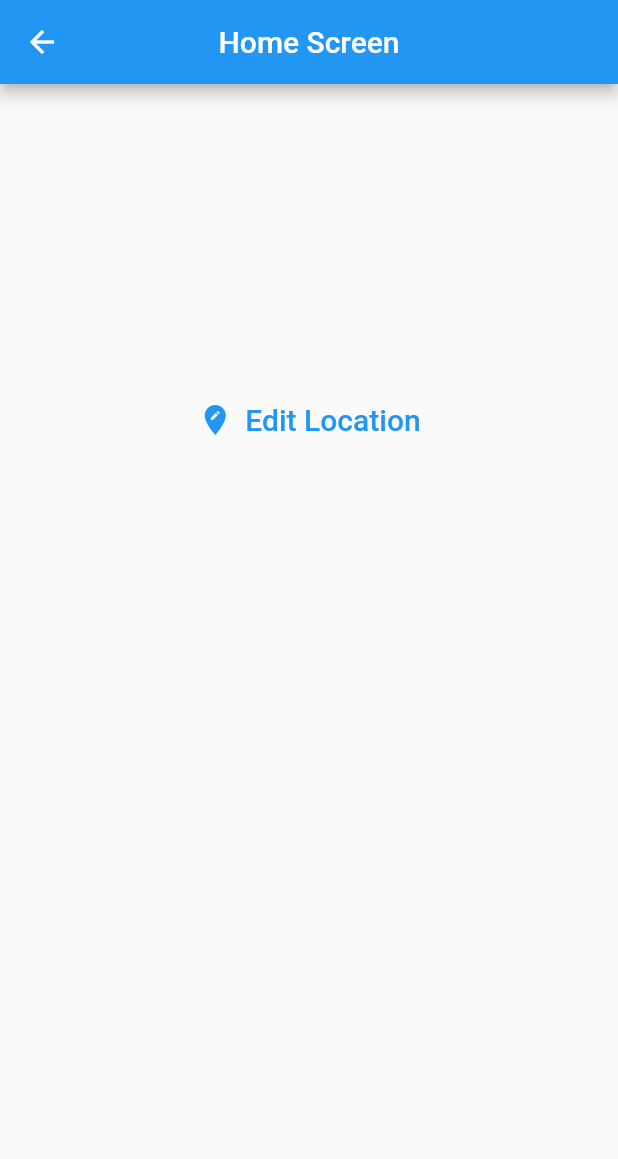
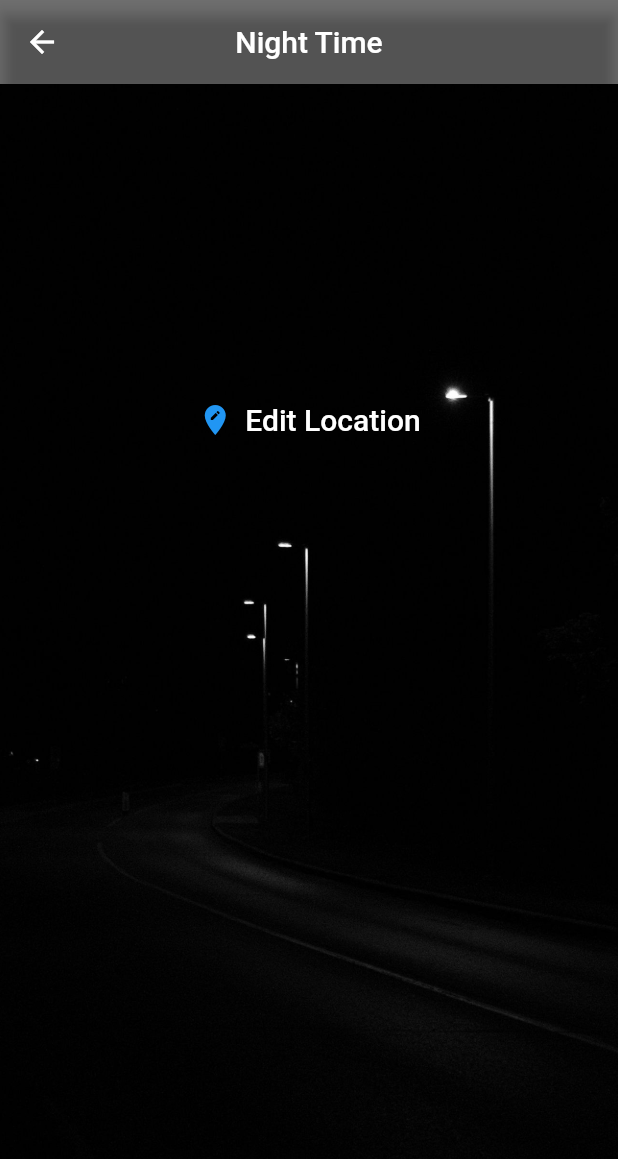
Before and after one commit to BUFONJOKER/World-Time-Flutter-App, a Flutter app: the Home screen opened directly with empty values, on a phone screen of 412 x 824 dp. Shown: the top 1159 px of the screen. Run offline on Flutter 3.47's test engine with Material 2 defaults, Android fonts, the phone set to English and light mode, and no system bars; our stand-ins replace flutter_spinkit; network calls fail.

Commit message:
background image,background color changed according to time

```diff
--- a/lib/pages/home.dart
+++ b/lib/pages/home.dart
@@ -16,17 +16,33 @@ class _HomeState extends State<Home> {
 
     data = ModalRoute.of(context)!.settings.arguments as Map<String, dynamic>;
 
+    String backgroundImage = data!['isDayTime'] ? 'day.jpg' : 'night.jpg';
+    Color? backgroundColor = data!['isDayTime'] ? Colors.blue : Colors.black54;
+    String? appBar = data!['isDayTime'] ? 'Day Time' : 'Night Time';
+
     return  Scaffold(
 
         appBar: AppBar(
-        title: const Text('Home Screen'),
+          title:  Text(appBar),
           centerTitle: true,
+          backgroundColor: backgroundColor,
 
       ),
-      body: Center(
+        body: Container(
+        decoration: BoxDecoration(
+          image: DecorationImage(
+            image: AssetImage('images/$backgroundImage'),
+            fit: BoxFit.cover,
+
+          ),
+        ),
+        child: Center(
           child: Padding(
+
             padding: const EdgeInsets.fromLTRB(0, 200.0, 0, 0),
+
             child: Column(
+
               children: <Widget>[
                 TextButton.icon(
                   onPressed:(){
@@ -37,6 +53,7 @@ class _HomeState extends State<Home> {
                       'Edit Location',
                     style: TextStyle(
                       fontSize: 20.0,
+                      color: Colors.white,
                     ),
                   ),
 
@@ -49,6 +66,7 @@ class _HomeState extends State<Home> {
                   style: const TextStyle(
                     letterSpacing: 2.0,
                     fontSize: 30.0,
+                    color: Colors.white,
                   ),
 
                 ),
@@ -66,6 +84,7 @@ class _HomeState extends State<Home> {
               ],
             ),
           ),
+        ),
       )
 
     );
--- a/lib/pages/loading.dart
+++ b/lib/pages/loading.dart
@@ -21,6 +21,7 @@ class _LoadingBarState extends State<LoadingBar> {
       'location': instance.location,
       'flag': instance.flag,
       'time': instance.time,
+      'isDayTime': instance.isDayTime,
     });
 
 
--- a/lib/services/world_time.dart
+++ b/lib/services/world_time.dart
@@ -9,6 +9,7 @@ class WorldTime{
   String? time; // the time in that location
   String? flag; // url to an asset flag icon
   String? url; // location url for api endpoint
+  bool? isDayTime; // true or false if daytime or not
 
   WorldTime({this.location, this.flag, this.url});
 
@@ -27,6 +28,9 @@ class WorldTime{
       // create DateTime object
       DateTime now = DateTime.parse(datetime);
       now = now.add(Duration(hours: int.parse(offset)));
+
+      isDayTime = now.hour > 6 && now.hour < 20  ? true : false;
+
       // log(now.toString());
       time = DateFormat.jm().format(now);
 
--- a/pubspec.yaml
+++ b/pubspec.yaml
@@ -62,9 +62,9 @@ flutter:
   uses-material-design: true
 
   # To add assets to your application, add an assets section, like this:
-  # assets:
-  #   - images/a_dot_burr.jpeg
-  #   - images/a_dot_ham.jpeg
+  assets:
+     - images/
+
 
   # An image asset can refer to one or more resolution-specific "variants", see
   # https://flutter.dev/assets-and-images/#resolution-aware
```
Also changed, not shown: images/day.jpg (added), images/night.jpg (added). Lines whose indentation alone changed are shown as unchanged.
